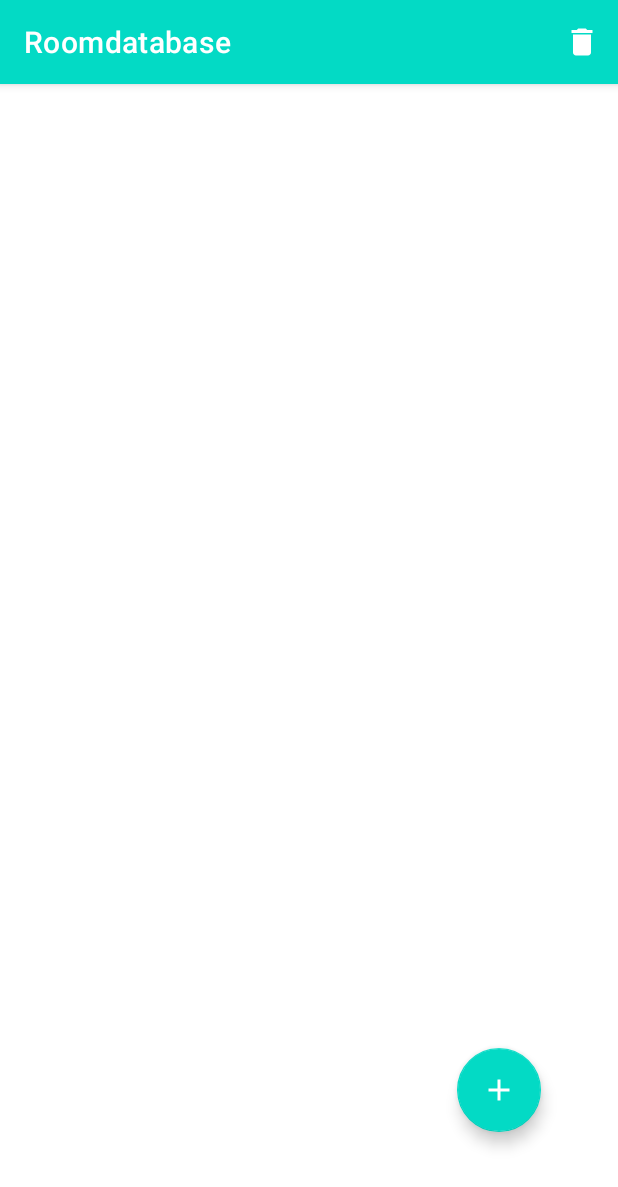
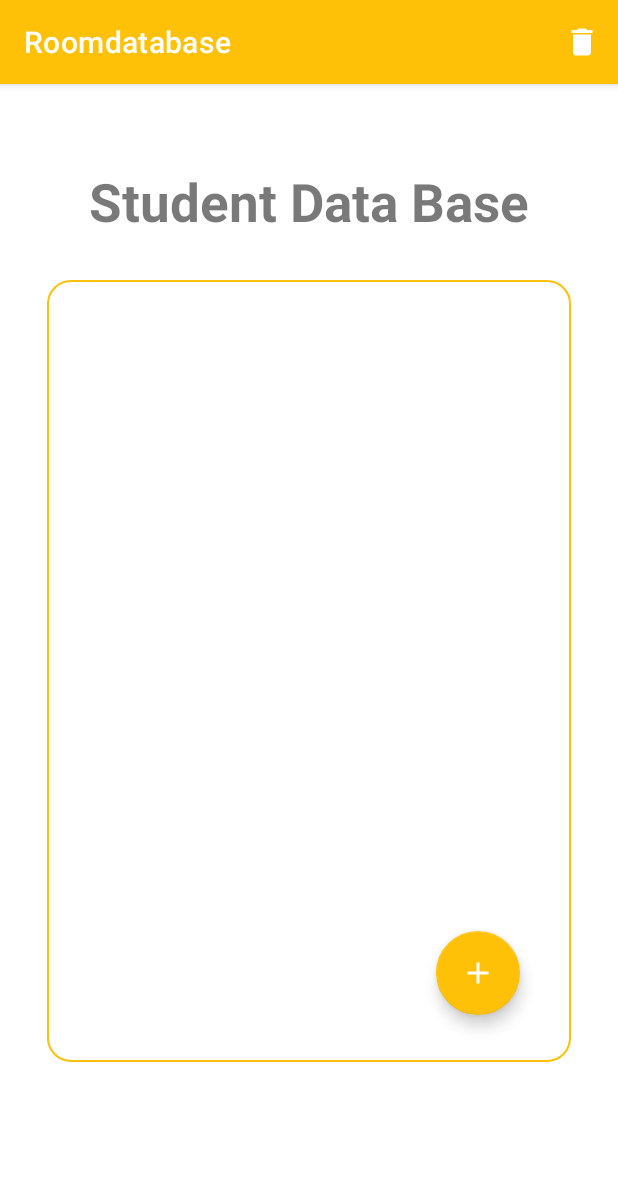
Before and after one commit to khan78756/Student-Data-Base-Room--MVVM, an Android app: the screen it shows after launch (MainActivity), on a phone screen of 412 x 824 dp. Shown: the top 1187 px of the screen. Run offline under Robolectric (Android 15) with nearby library versions, the phone set to English and light mode, and no system bars; our stand-ins replace Room's generated code.

Commit message:
RoomDataBase

```diff
--- a/app/src/main/java/com/example/roomdatabase/fragments/List/ListAdapter.kt
+++ b/app/src/main/java/com/example/roomdatabase/fragments/List/ListAdapter.kt
@@ -10,22 +10,16 @@ import com.example.roomdatabase.R
 import com.example.roomdatabase.model.User
 import kotlinx.android.synthetic.main.card.view.*
 
+
 class ListAdapter: RecyclerView.Adapter<ListAdapter.MyViewHolder>() {
+
+
+
+
+
 
     private  var userList= emptyList<User>()
 
-    //FOR BUTTON CLICK PURPOSE
-    private lateinit var mListner: onItemClickListner
-
-    interface onItemClickListner {
-        fun onButtonClick(position: Int)
-
-    }
-
-
-    fun setOnItemClickListner(listner: onItemClickListner) {
-        mListner = listner
-    }
 
 
 
--- /dev/null
+++ b/app/src/main/res/drawable/custombackground.xml
@@ -0,0 +1,10 @@
+<?xml version="1.0" encoding="utf-8"?>
+<selector xmlns:android="http://schemas.android.com/apk/res/android">
+    <item android:state_enabled="true">
+        <shape android:shape="rectangle">
+            <corners android:radius="15dp" />
+            <stroke android:color="#FFC107"
+                android:width="1dp"/>
+        </shape>
+    </item>
+</selector>
--- a/app/src/main/res/layout/card.xml
+++ b/app/src/main/res/layout/card.xml
@@ -3,6 +3,8 @@
     xmlns:app="http://schemas.android.com/apk/res-auto"
     xmlns:tools="http://schemas.android.com/tools"
     android:layout_width="match_parent"
+    android:layout_marginBottom="5dp"
+    android:background="@drawable/custombackground"
     android:layout_height="wrap_content"
     android:id="@+id/rowtLayout"
     android:padding="20dp">
@@ -11,7 +13,7 @@
         android:id="@+id/tvid"
         android:layout_width="wrap_content"
         android:layout_height="wrap_content"
-        android:layout_marginStart="20dp"
+        android:layout_marginStart="10dp"
         android:text="1."
         app:layout_constraintBottom_toBottomOf="parent"
         app:layout_constraintStart_toStartOf="parent"
@@ -41,7 +43,7 @@
         android:id="@+id/tvage"
         android:layout_width="wrap_content"
         android:layout_height="wrap_content"
-        android:layout_marginEnd="100dp"
+        android:layout_marginEnd="30dp"
         android:text="21"
         app:layout_constraintBottom_toBottomOf="parent"
         app:layout_constraintEnd_toEndOf="parent"
--- a/app/src/main/res/layout/fragment_listfragment.xml
+++ b/app/src/main/res/layout/fragment_listfragment.xml
@@ -6,27 +6,46 @@
     android:layout_height="match_parent"
     tools:context=".fragments.List.ListFragment">
 
-    <androidx.recyclerview.widget.RecyclerView
-        android:id="@+id/rvShow"
-        android:layout_width="match_parent"
-        android:layout_height="match_parent"
-        app:layout_constraintBottom_toBottomOf="parent"
+
+    <TextView
+        android:id="@+id/textView"
+        android:layout_width="wrap_content"
+        android:layout_height="wrap_content"
+        android:layout_marginTop="35dp"
+        android:text="Student Data Base"
+        android:textColor="#86000000"
+        android:textSize="35sp"
+        android:textStyle="bold"
         app:layout_constraintEnd_toEndOf="parent"
         app:layout_constraintHorizontal_bias="0.5"
         app:layout_constraintStart_toStartOf="parent"
         app:layout_constraintTop_toTopOf="parent" />
 
+    <androidx.recyclerview.widget.RecyclerView
+        android:id="@+id/rvShow"
+        android:layout_width="match_parent"
+        android:layout_height="521dp"
+        android:layout_marginHorizontal="30dp"
+        android:background="@drawable/custombackground"
+        android:padding="5dp"
+        app:layout_constraintBottom_toBottomOf="parent"
+        app:layout_constraintEnd_toEndOf="parent"
+        app:layout_constraintHorizontal_bias="0.733"
+        app:layout_constraintStart_toStartOf="parent"
+        app:layout_constraintTop_toTopOf="parent"
+        app:layout_constraintVertical_bias="0.536" />
+
     <com.google.android.material.floatingactionbutton.FloatingActionButton
         android:id="@+id/fbMove"
         android:layout_width="wrap_content"
         android:layout_height="wrap_content"
-        android:layout_marginEnd="50dp"
-        android:layout_marginBottom="50dp"
+        android:layout_marginEnd="64dp"
+        android:layout_marginBottom="128dp"
         android:clickable="true"
-        app:tint="@color/white"
         android:src="@drawable/add"
         app:layout_constraintBottom_toBottomOf="parent"
-        app:layout_constraintEnd_toEndOf="parent" />
+        app:layout_constraintEnd_toEndOf="parent"
+        app:tint="@color/white" />
 
 
 </androidx.constraintlayout.widget.ConstraintLayout>
--- a/app/src/main/res/values-night/themes.xml
+++ b/app/src/main/res/values-night/themes.xml
@@ -1,12 +1,12 @@
 <resources xmlns:tools="http://schemas.android.com/tools">
     <!-- Base application theme. -->
-    <style name="Theme.Roomdatabase" parent="Theme.MaterialComponents.DayNight.DarkActionBar">
+    <style name="Theme.Roomdatabase" parent="Theme.MaterialComponents.Light.DarkActionBar">
         <!-- Primary brand color. -->
-        <item name="colorPrimary">@color/purple_200</item>
-        <item name="colorPrimaryVariant">@color/purple_700</item>
+        <item name="colorPrimary">@color/yellow</item>
+        <item name="colorPrimaryVariant">@color/yellow</item>
         <item name="colorOnPrimary">@color/black</item>
         <!-- Secondary brand color. -->
-        <item name="colorSecondary">@color/teal_200</item>
+        <item name="colorSecondary">@color/yellow</item>
         <item name="colorSecondaryVariant">@color/teal_200</item>
         <item name="colorOnSecondary">@color/black</item>
         <!-- Status bar color. -->
--- a/app/src/main/res/values/colors.xml
+++ b/app/src/main/res/values/colors.xml
@@ -7,4 +7,5 @@
     <color name="teal_700">#FF018786</color>
     <color name="black">#FF000000</color>
     <color name="white">#FFFFFFFF</color>
+    <color name="yellow">#FFC107</color>
 </resources>
--- a/app/src/main/res/values/themes.xml
+++ b/app/src/main/res/values/themes.xml
@@ -1,16 +1,16 @@
 <resources xmlns:tools="http://schemas.android.com/tools">
     <!-- Base application theme. -->
-    <style name="Theme.Roomdatabase" parent="Theme.MaterialComponents.DayNight.DarkActionBar">
+    <style name="Theme.Roomdatabase" parent="Theme.MaterialComponents.Light.DarkActionBar">
         <!-- Primary brand color. -->
-        <item name="colorPrimary">@color/teal_200</item>
-        <item name="colorPrimaryVariant">@color/purple_700</item>
+        <item name="colorPrimary">@color/yellow</item>
+        <item name="colorPrimaryVariant">@color/yellow</item>
         <item name="colorOnPrimary">@color/white</item>
         <!-- Secondary brand color. -->
-        <item name="colorSecondary">@color/teal_200</item>
+        <item name="colorSecondary">@color/yellow</item>
         <item name="colorSecondaryVariant">@color/teal_700</item>
         <item name="colorOnSecondary">@color/black</item>
         <!-- Status bar color. -->
-        <item name="android:statusBarColor" tools:targetApi="l">@color/teal_700</item>
+        <item name="android:statusBarColor" tools:targetApi="l">@color/yellow</item>
         <!-- Customize your theme here. -->
     </style>
 </resources>
```
Also changed, not shown: app/src/main/java/com/example/roomdatabase/fragments/List/ListFragment.kt (+5 -14 lines), app/src/main/res/drawable/custombutton.xml (added, +12 -0 lines), app/src/main/res/layout/fragment_addfragment.xml (+45 -14 lines), app/src/main/res/layout/fragment_update.xml (+42 -14 lines).
